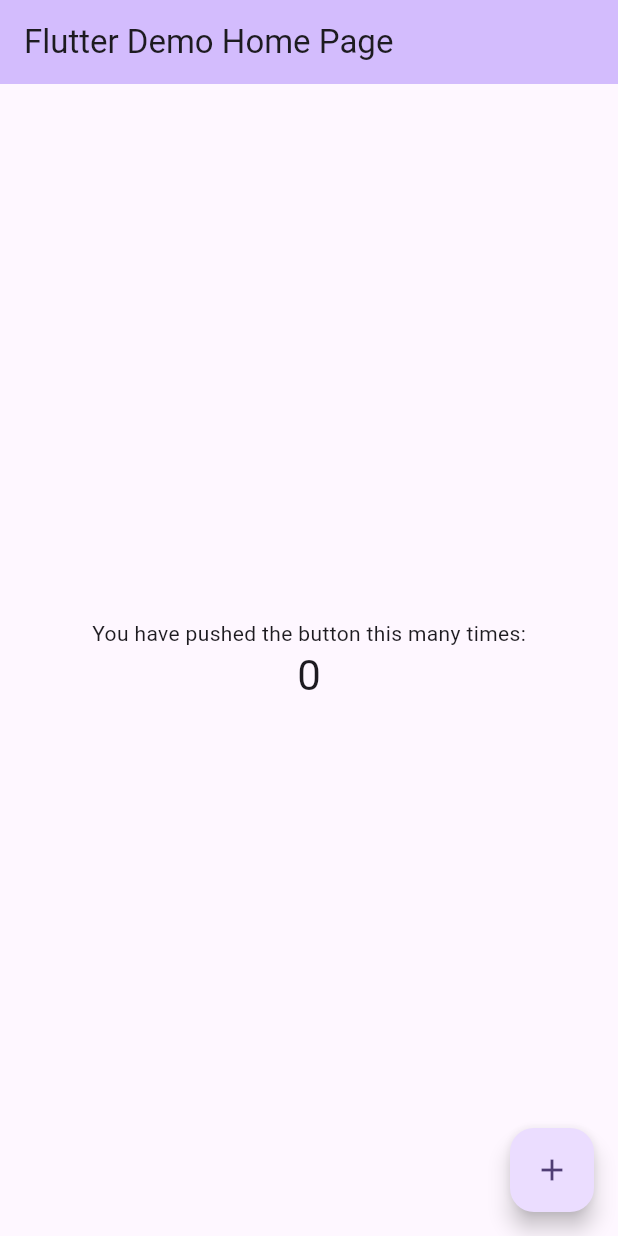
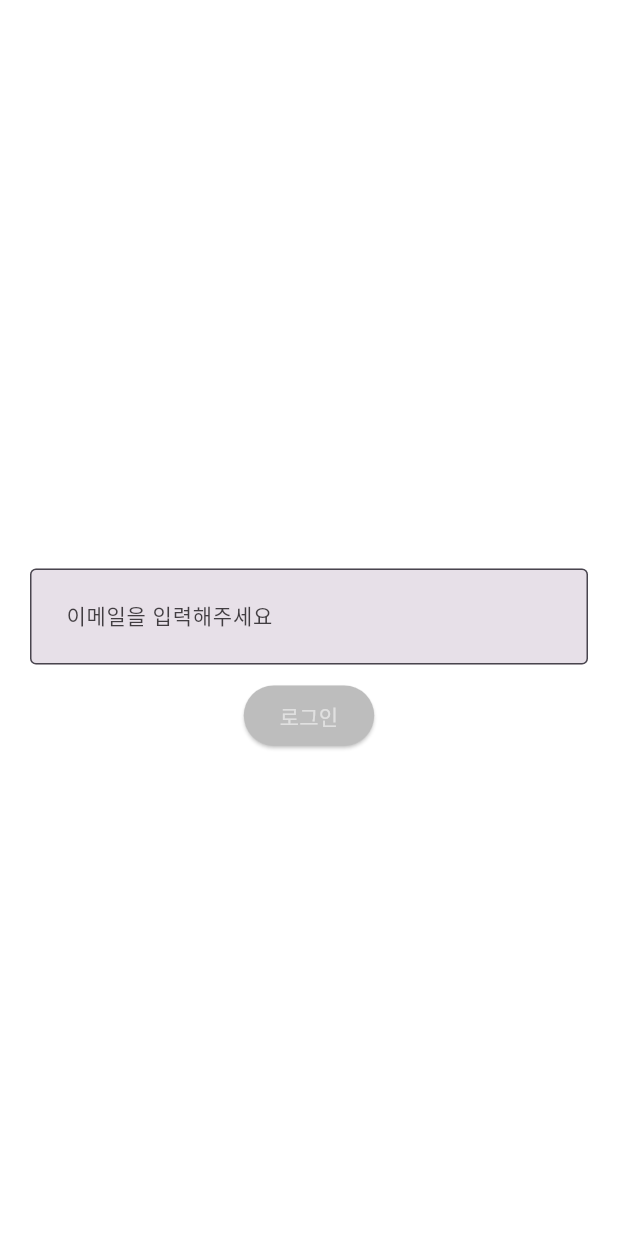
Before and after one commit to hyesujo/cummunity_app, a Flutter app: the screen it shows after launch, on a phone screen of 412 x 824 dp. Run offline on Flutter 3.47's test engine with Material 2 defaults, Android fonts, the phone set to English and light mode, and no system bars; our stand-ins replace flutter_riverpod, flutter_secure_storage, flutter_svg.

Commit message:
파일 구조 및 로그인 구현

```diff
--- /dev/null
+++ b/lib/common/component/text_form_field.dart
@@ -0,0 +1,73 @@
+import 'package:danbi_task/common/const/const.dart';
+import 'package:flutter/material.dart';
+
+class CustomTextFormField extends StatelessWidget {
+  final String? hintText;
+  final bool obscureText;
+  final bool autocFocus;
+  final GlobalKey<FormState> formKey;
+  final ValueChanged<String> onChanged;
+
+  const CustomTextFormField({
+    super.key,
+    required this.formKey,
+    required this.onChanged,
+    this.obscureText = false,
+    this.autocFocus = false,
+    this.hintText,
+  });
+
+  OutlineInputBorder get baseBorder => const OutlineInputBorder(
+        borderSide: BorderSide(
+          color: inputBorderColor,
+          width: 1.0,
+        ),
+      );
+
+  @override
+  Widget build(BuildContext context) {
+    return Form(
+      key: formKey,
+      autovalidateMode: AutovalidateMode.always,
+      child: TextFormField(
+        validator: validateEmail,
+        cursorColor: primaryColor,
+        autofocus: autocFocus,
+        obscureText: obscureText,
+        onChanged: onChanged,
+        decoration: InputDecoration(
+          contentPadding: const EdgeInsets.all(
+            20.0,
+          ),
+          hintText: hintText,
+          hintStyle: const TextStyle(
+            color: bodyTextColor,
+            fontSize: 14.0,
+          ),
+          filled: true,
+          border: baseBorder,
+          focusedBorder: baseBorder.copyWith(
+            borderSide: baseBorder.borderSide.copyWith(
+              color: primaryColor,
+            ),
+          ),
+        ),
+      ),
+    );
+  }
+
+  String? validateEmail(String? value) {
+    const pattern = r"(?:[a-z0-9!#$%&'*+/=?^_`{|}~-]+(?:\.[a-z0-9!#$%&'"
+        r'*+/=?^_`{|}~-]+)*|"(?:[\x01-\x08\x0b\x0c\x0e-\x1f\x21\x23-\x5b\x5d-'
+        r'\x7f]|\\[\x01-\x09\x0b\x0c\x0e-\x7f])*")@(?:(?:[a-z0-9](?:[a-z0-9-]*'
+        r'[a-z0-9])?\.)+[a-z0-9](?:[a-z0-9-]*[a-z0-9])?|\[(?:(?:(2(5[0-5]|[0-4]'
+        r'[0-9])|1[0-9][0-9]|[1-9]?[0-9]))\.){3}(?:(2(5[0-5]|[0-4][0-9])|1[0-9]'
+        r'[0-9]|[1-9]?[0-9])|[a-z0-9-]*[a-z0-9]:(?:[\x01-\x08\x0b\x0c\x0e-\x1f\'
+        r'x21-\x5a\x53-\x7f]|\\[\x01-\x09\x0b\x0c\x0e-\x7f])+)\])';
+    final regex = RegExp(pattern);
+
+    return value!.isNotEmpty && !regex.hasMatch(value)
+        ? '이메일 형식으로 입력해주세요'
+        : null;
+  }
+}
--- /dev/null
+++ b/lib/common/const/const.dart
@@ -0,0 +1,10 @@
+import 'package:flutter/material.dart';
+
+//주색상
+const primaryColor = Color.fromARGB(255, 197, 147, 192);
+
+//글자 색상
+const bodyTextColor = Color.fromARGB(255, 65, 61, 65);
+
+//텍스트 필드 테두리 색상
+const inputBorderColor = Color.fromARGB(255, 236, 255, 149);
--- /dev/null
+++ b/lib/common/const/data.dart
@@ -0,0 +1 @@
+const emailKey = 'EMAIL_KEY';
--- /dev/null
+++ b/lib/common/layout/default_scaffold.dart
@@ -0,0 +1,39 @@
+import 'package:flutter/material.dart';
+
+class DefaultScaffold extends StatelessWidget {
+  final Widget child;
+  final Color? backgroundColor;
+  final String? title;
+  final Widget? bottomNavigationBar;
+  const DefaultScaffold({
+    super.key,
+    required this.child,
+    this.backgroundColor,
+    this.title,
+    this.bottomNavigationBar,
+  });
+
+  @override
+  Widget build(BuildContext context) {
+    return Scaffold(
+      backgroundColor: backgroundColor ?? Colors.white,
+      appBar: _buildAppBar(context),
+      body: child,
+      bottomNavigationBar: bottomNavigationBar,
+    );
+  }
+
+  AppBar _buildAppBar(BuildContext context) {
+    return AppBar(
+      backgroundColor: Colors.white,
+      elevation: 0,
+      title: Text(
+        title ?? '',
+        style: Theme.of(context).textTheme.titleSmall!.copyWith(
+              color: Colors.black,
+            ),
+      ),
+      centerTitle: true,
+    );
+  }
+}
--- /dev/null
+++ b/lib/common/sequre_storage/secure_sotrage.dart
@@ -0,0 +1,6 @@
+import 'package:flutter_riverpod/flutter_riverpod.dart';
+import 'package:flutter_secure_storage/flutter_secure_storage.dart';
+
+final sequreStorageProvider = Provider(
+  (ref) => const FlutterSecureStorage(),
+);
--- /dev/null
+++ b/lib/feature/login/page.dart
@@ -0,0 +1,92 @@
+import 'package:danbi_task/common/component/text_form_field.dart';
+import 'package:danbi_task/common/const/data.dart';
+import 'package:danbi_task/common/layout/default_scaffold.dart';
+import 'package:danbi_task/common/sequre_storage/secure_sotrage.dart';
+import 'package:danbi_task/feature/login/provider.dart';
+import 'package:flutter/material.dart';
+import 'package:flutter_riverpod/flutter_riverpod.dart';
+
+class LoginPage extends StatelessWidget {
+  const LoginPage({super.key});
+
+  @override
+  Widget build(BuildContext context) {
+    final formKey = GlobalKey<FormState>();
+    String userEmail = '';
+
+    return DefaultScaffold(
+      child: SafeArea(
+        child: Padding(
+          padding: const EdgeInsets.symmetric(horizontal: 20),
+          child: Column(
+            mainAxisAlignment: MainAxisAlignment.center,
+            children: [
+              Padding(
+                padding: const EdgeInsets.only(
+                  bottom: 10,
+                ),
+                child: Consumer(
+                  builder: (context, ref, child) {
+                    return CustomTextFormField(
+                      formKey: formKey,
+                      hintText: '이메일을 입력해주세요',
+                      onChanged: onChanged(ref, userEmail, formKey),
+                    );
+                  },
+                ),
+              ),
+              Consumer(
+                builder: (BuildContext context, WidgetRef ref, Widget? child) {
+                  final textColor = ref.watch(textColorProvider);
+                  final buttonColor = ref.watch(buttonColorProvider);
+                  return ElevatedButton(
+                    onPressed: () =>
+                        onButtonTab(formKey, ref, userEmail, context),
+                    style: TextButton.styleFrom(
+                      backgroundColor: buttonColor,
+                    ),
+                    child: Text(
+                      '로그인',
+                      style: TextStyle(
+                        color: textColor,
+                      ),
+                    ),
+                  );
+                },
+              )
+            ],
+          ),
+        ),
+      ),
+    );
+  }
+
+  void Function(String) onChanged(
+      WidgetRef ref, String userEmail, GlobalKey<FormState> formKey) {
+    return (value) {
+      userEmail = value;
+      ref.read(textColorProvider.notifier).changeButtonColor(formKey, value);
+      ref.read(buttonColorProvider.notifier).changeButtonColor2(formKey, value);
+    };
+  }
+
+  void onButtonTab(GlobalKey<FormState> formKey, WidgetRef ref,
+      String userEmail, BuildContext context) async {
+    if (formKey.currentState == null || !formKey.currentState!.validate()) {
+      return;
+    }
+    final storage = ref.watch(sequreStorageProvider);
+    await storage.write(
+      key: emailKey,
+      value: userEmail,
+    );
+    Navigator.of(context).pushAndRemoveUntil(
+      MaterialPageRoute(
+        builder: (_) => const DefaultScaffold(
+          child: Text('로그인 되었습니다.'),
+        ),
+      ),
+      (route) => false,
+    );
+  }
+}
--- a/lib/main.dart
+++ b/lib/main.dart
@@ -1,4 +1,6 @@
+import 'package:danbi_task/feature/splash/page.dart';
 import 'package:flutter/material.dart';
+import 'package:flutter_riverpod/flutter_riverpod.dart';
 
 void main() {
   runApp(
@@ -11,60 +13,13 @@ class MyApp extends StatelessWidget {
 
   @override
   Widget build(BuildContext context) {
-    return MaterialApp(
-      title: 'Flutter Demo',
-      theme: ThemeData(
-        colorScheme: ColorScheme.fromSeed(seedColor: Colors.deepPurple),
-        useMaterial3: true,
-      ),
-      home: const MyHomePage(title: 'Flutter Demo Home Page'),
-    );
-  }
-}
-
-class MyHomePage extends StatefulWidget {
-  const MyHomePage({super.key, required this.title});
-
-  final String title;
-
-  @override
-  State<MyHomePage> createState() => _MyHomePageState();
-}
-
-class _MyHomePageState extends State<MyHomePage> {
-  int _counter = 0;
-
-  void _incrementCounter() {
-    setState(() {
-      _counter++;
-    });
-  }
-
-  @override
-  Widget build(BuildContext context) {
-    return Scaffold(
-      appBar: AppBar(
-        backgroundColor: Theme.of(context).colorScheme.inversePrimary,
-        title: Text(widget.title),
-      ),
-      body: Center(
-        child: Column(
-          mainAxisAlignment: MainAxisAlignment.center,
-          children: <Widget>[
-            const Text(
-              'You have pushed the button this many times:',
-            ),
-            Text(
-              '$_counter',
-              style: Theme.of(context).textTheme.headlineMedium,
-            ),
-          ],
+    return ProviderScope(
+      child: MaterialApp(
+        theme: ThemeData(
+          colorScheme: ColorScheme.fromSeed(seedColor: Colors.deepPurple),
+          useMaterial3: true,
         ),
-      ),
-      floatingActionButton: FloatingActionButton(
-        onPressed: _incrementCounter,
-        tooltip: 'Increment',
-        child: const Icon(Icons.add),
+        home: const SplashPage(),
       ),
     );
   }
```
Also changed, not shown: lib/feature/login/provider.dart (added, +36 -0 lines), lib/feature/splash/page.dart (added, +73 -0 lines), pubspec.yaml (+5 -3 lines), assets/images/loading.svg (added), pubspec.lock, 18 other files.
